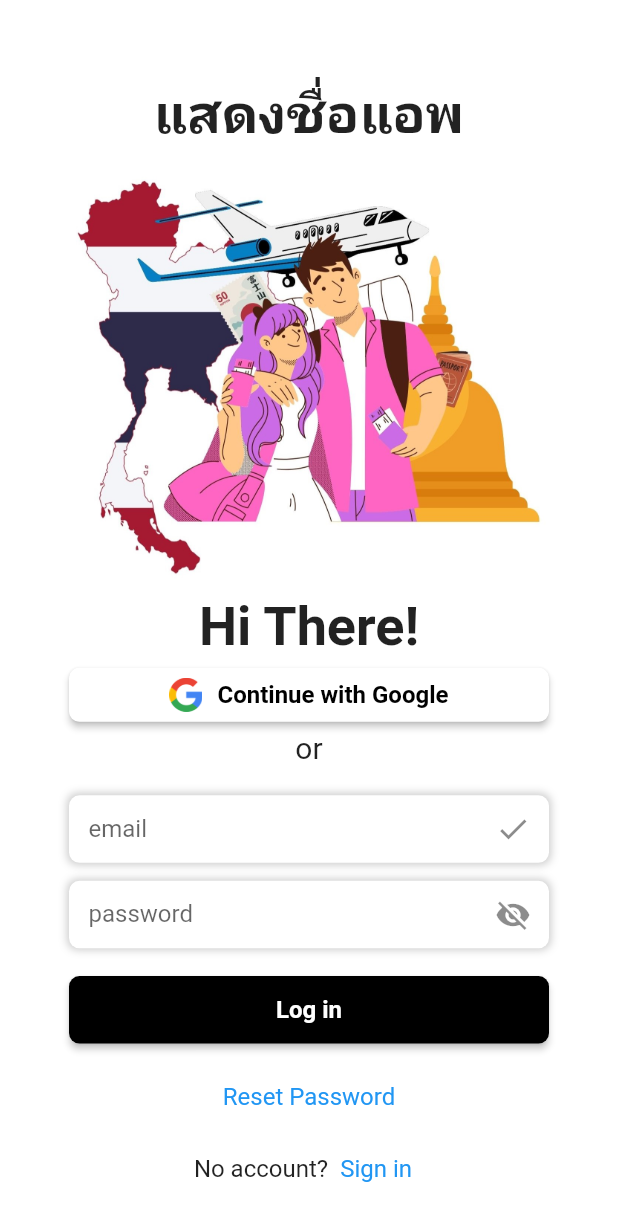
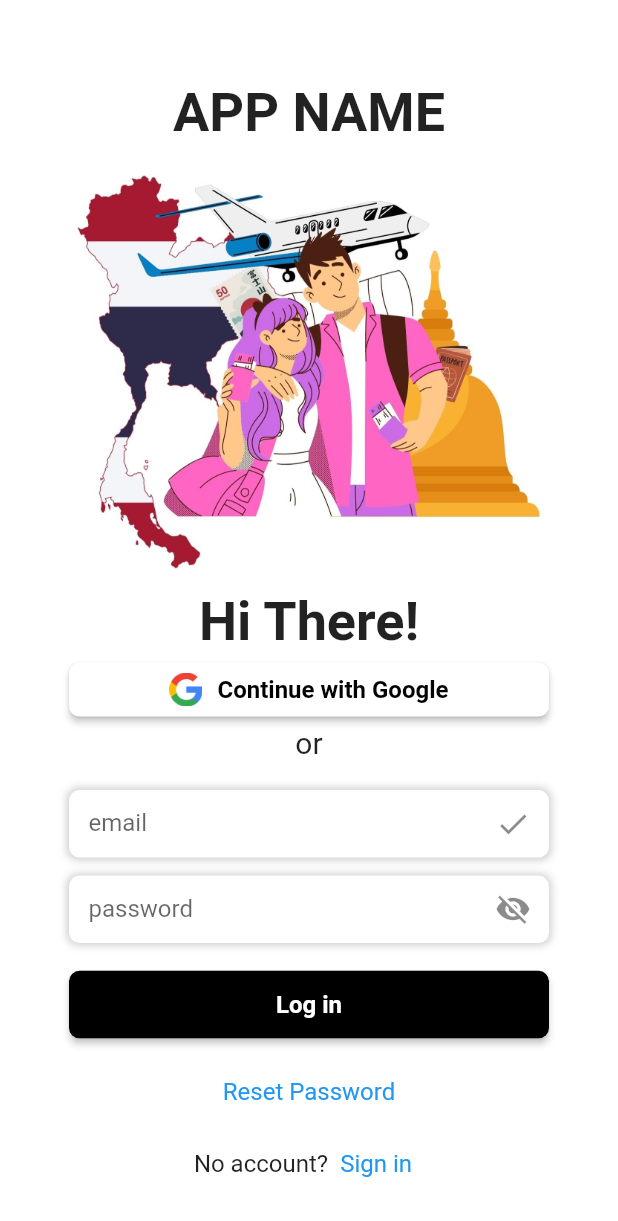
Before and after one commit to 17punchisama/flutter-travel-app, a Flutter app: the screen it shows after launch, on a phone screen of 412 x 824 dp. Shown: the top 1221 px of the screen. Run offline on Flutter 3.47's test engine with Material 2 defaults, Android fonts, the phone set to English and light mode, and no system bars.

```diff
--- a/lib/screen/start_screen.dart
+++ b/lib/screen/start_screen.dart
@@ -21,7 +21,7 @@ class StartScreen extends StatelessWidget {
 
                 const Text(
                   //showing app name
-                  'แสดงชื่อแอพ',
+                  'APP NAME',
                   style: TextStyle(
                     fontWeight: FontWeight.bold,
                     fontSize: 36,
```
Also changed, not shown: lib/screen/home_screen.dart (added, +10 -0 lines).
